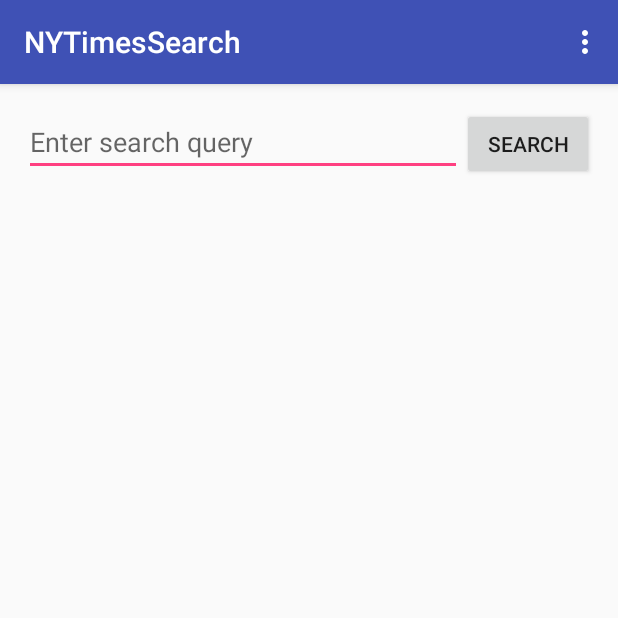
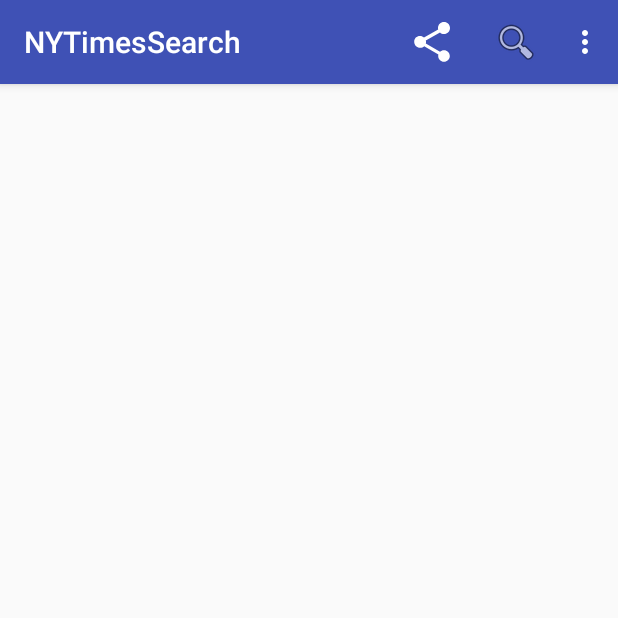
Before and after one commit to annikatsai/New-York-Times-Search, an Android app: the screen it shows after launch (SearchActivity), on a phone screen of 412 x 824 dp, the top half of it. Run offline under Robolectric (Android 15) with nearby library versions, the phone set to English and light mode, and no system bars; our stand-ins replace Picasso; libraries missing offline, so code that uses them is left out: com.loopj.android, cz.msebera.android; pictures from the network do not load.

Commit message:
Second Commit

```diff
--- a/app/build.gradle
+++ b/app/build.gradle
@@ -26,5 +26,4 @@
     compile 'com.android.support:design:23.4.0'
     compile 'com.loopj.android:android-async-http:1.4.9'
     compile 'com.squareup.picasso:picasso:2.5.2'
-    compile 'com.android.support:recyclerview-v7:23.2.1'
 }
--- a/app/src/main/java/annikatsai/nytimessearch/ArticleArrayAdapter.java
+++ b/app/src/main/java/annikatsai/nytimessearch/ArticleArrayAdapter.java
@@ -35,7 +35,7 @@
         // find the image view
         ImageView imageView = (ImageView) convertView.findViewById(R.id.ivImage);
 
-        // clear out recycled image from convertview from last time
+        // clear out recycled image from convertView from last time
         imageView.setImageResource(0);
 
         TextView tvTitle = (TextView) convertView.findViewById(R.id.tvTitle);
@@ -46,6 +46,8 @@
         String thumbnail = article.getThumbNail();
         if(!TextUtils.isEmpty(thumbnail)) {
             Picasso.with(getContext()).load(thumbnail).into(imageView);
+        } else {
+            Picasso.with(getContext()).load(R.drawable.ic_newspaper).into(imageView);
         }
 
         return convertView;
--- /dev/null
+++ b/app/src/main/java/annikatsai/nytimessearch/EndlessScrollListener.java
@@ -0,0 +1,69 @@
+package annikatsai.nytimessearch;
+
+import android.widget.AbsListView;
+
+public abstract class EndlessScrollListener implements AbsListView.OnScrollListener {
+    // The minimum number of items to have below your current scroll position
+    // before loading more.
+    private int visibleThreshold = 5;
+    // The current offset index of data you have loaded
+    private int currentPage = 0;
+    // The total number of items in the dataset after the last load
+    private int previousTotalItemCount = 0;
+    // True if we are still waiting for the last set of data to load.
+    private boolean loading = true;
+    // Sets the starting page index
+    private int startingPageIndex = 0;
+
+    public EndlessScrollListener() {
+    }
+
+    public EndlessScrollListener(int visibleThreshold) {
+        this.visibleThreshold = visibleThreshold;
+    }
+
+    public EndlessScrollListener(int visibleThreshold, int startPage) {
+        this.visibleThreshold = visibleThreshold;
+        this.startingPageIndex = startPage;
+        this.currentPage = startPage;
+    }
+
+    // This happens many times a second during a scroll, so be wary of the code you place here.
+    // We are given a few useful parameters to help us work out if we need to load some more data,
+    // but first we check if we are waiting for the previous load to finish.
+    @Override
+    public void onScroll(AbsListView view, int firstVisibleItem, int visibleItemCount, int totalItemCount)
+    {
+        // If the total item count is zero and the previous isn't, assume the
+        // list is invalidated and should be reset back to initial state
+        if (totalItemCount < previousTotalItemCount) {
+            this.currentPage = this.startingPageIndex;
+            this.previousTotalItemCount = totalItemCount;
+            if (totalItemCount == 0) { this.loading = true; }
+        }
+        // If it's still loading, we check to see if the dataset count has
+        // changed, if so we conclude it has finished loading and update the current page
+        // number and total item count.
+        if (loading && (totalItemCount > previousTotalItemCount)) {
+            loading = false;
+            previousTotalItemCount = totalItemCount;
+            currentPage++;
+        }
+
+        // If it isn't currently loading, we check to see if we have breached
+        // the visibleThreshold and need to reload more data.
+        // If we do need to reload some more data, we execute onLoadMore to fetch the data.
+        if (!loading && (firstVisibleItem + visibleItemCount + visibleThreshold) >= totalItemCount ) {
+            loading = onLoadMore(currentPage + 1, totalItemCount);
+        }
+    }
+
+    // Defines the process for actually loading more data based on page
+    // Returns true if more data is being loaded; returns false if there is no more data to load.
+    public abstract boolean onLoadMore(int page, int totalItemsCount);
+
+    @Override
+    public void onScrollStateChanged(AbsListView view, int scrollState) {
+        // Don't take any action on changed
+    }
+}
--- a/app/src/main/java/annikatsai/nytimessearch/activities/SearchActivity.java
+++ b/app/src/main/java/annikatsai/nytimessearch/activities/SearchActivity.java
@@ -2,16 +2,20 @@
 
 import android.content.Intent;
 import android.os.Bundle;
+import android.support.v4.view.MenuItemCompat;
 import android.support.v7.app.AppCompatActivity;
 import android.support.v7.widget.Toolbar;
 import android.util.Log;
 import android.view.Menu;
+import android.view.MenuInflater;
 import android.view.MenuItem;
 import android.view.View;
 import android.widget.AdapterView;
 import android.widget.Button;
 import android.widget.EditText;
 import android.widget.GridView;
+import android.support.v7.widget.SearchView;
+import android.support.v7.widget.SearchView.OnQueryTextListener;
 
 import com.loopj.android.http.AsyncHttpClient;
 import com.loopj.android.http.JsonHttpResponseHandler;
@@ -25,16 +29,19 @@
 
 import annikatsai.nytimessearch.Article;
 import annikatsai.nytimessearch.ArticleArrayAdapter;
+import annikatsai.nytimessearch.EndlessScrollListener;
 import annikatsai.nytimessearch.R;
 import cz.msebera.android.httpclient.Header;
 
 public class SearchActivity extends AppCompatActivity {
 
+//    int pageNum = 0;
     EditText etQuery;
     GridView gvResults;
     Button btnSearch;
     ArrayList<Article> articles;
     ArticleArrayAdapter adapter;
+    String searchQuery;
 
     @Override
     protected void onCreate(Bundle savedInstanceState) {
@@ -43,12 +50,58 @@
         Toolbar toolbar = (Toolbar) findViewById(R.id.toolbar);
         setSupportActionBar(toolbar);
         setUpViews();
+
+        GridView lvItems = (GridView) findViewById(R.id.gvResults);
+        // Attach the listener to the AdapterView onCreate
+        lvItems.setOnScrollListener(new EndlessScrollListener() {
+            @Override
+            public boolean onLoadMore(int page, int totalItemsCount) {
+                // Triggered only when new data needs to be appended to the list
+                // Add whatever code is needed to append new items to your AdapterView
+                customLoadMoreDataFromApi(totalItemsCount);
+                // or customLoadMoreDataFromApi(totalItemsCount);
+                return true; // ONLY if more data is actually being loaded; false otherwise.
+            }
+        });
+    }
+
+    // Append more data into the adapter
+    public void customLoadMoreDataFromApi(int offset) {
+        // This method probably sends out a network request and appends new data items to your adapter.
+        // Use the offset value and add it as a parameter to your API request to retrieve paginated data.
+        // Deserialize API response and then construct new objects to append to the adapter
+        //String query = etQuery.getText().toString();
+
+        //Toast.makeText(this, "Searching for " + query, Toast.LENGTH_SHORT).show();
+        AsyncHttpClient client = new AsyncHttpClient();
+        String url = "http://api.nytimes.com/svc/search/v2/articlesearch.json";
+
+        RequestParams params = new RequestParams();
+        params.put("api-key", "3c92f112cd9f4553b556f691624b70af");
+        params.put("page", offset);
+        params.put("q", searchQuery);
+
+        client.get(url,params, new JsonHttpResponseHandler() {
+            @Override
+            public void onSuccess(int statusCode, Header[] headers, JSONObject response) {
+                Log.d("Debug", response.toString());
+                JSONArray articleJsonResults = null;
+
+                try {
+                    articleJsonResults = response.getJSONObject("response").getJSONArray("docs");
+                    adapter.addAll(Article.fromJsonArray(articleJsonResults));
+                    Log.d("Debug", articles.toString());
+                } catch (JSONException e) {
+                    e.printStackTrace();
+                }
+            }
+        });
     }
 
     public void setUpViews() {
-        etQuery = (EditText) findViewById(R.id.etQuery);
+        //etQuery = (EditText) findViewById(R.id.etQuery);
         gvResults = (GridView) findViewById(R.id.gvResults);
-        btnSearch = (Button) findViewById(R.id.btnSearch);
+        //btnSearch = (Button) findViewById(R.id.btnSearch);
         articles = new ArrayList<>();
         adapter = new ArticleArrayAdapter(this, articles);
         gvResults.setAdapter(adapter);
@@ -72,8 +125,33 @@
     @Override
     public boolean onCreateOptionsMenu(Menu menu) {
         // Inflate the menu; this adds items to the action bar if it is present.
-        getMenuInflater().inflate(R.menu.menu_search, menu);
-        return true;
+//        getMenuInflater().inflate(R.menu.menu_search, menu);
+//        return true;
+
+        MenuInflater inflater = getMenuInflater();
+        inflater.inflate(R.menu.menu_search, menu);
+        MenuItem searchItem = menu.findItem(R.id.action_search);
+        final SearchView searchView = (SearchView) MenuItemCompat.getActionView(searchItem);
+        searchView.setOnQueryTextListener(new OnQueryTextListener() {
+            @Override
+            public boolean onQueryTextSubmit(String query) {
+                // perform query here
+                searchQuery = query;
+                onArticleSearch(query);
+                // workaround to avoid issues with some emulators and keyboard devices firing twice if a keyboard enter is used
+                // see https://code.google.com/p/android/issues/detail?id=24599
+                searchView.clearFocus();
+
+                return true;
+            }
+
+            @Override
+            public boolean onQueryTextChange(String newText) {
+                return false;
+            }
+        });
+        return super.onCreateOptionsMenu(menu);
+
     }
 
     @Override
@@ -91,10 +169,10 @@
         return super.onOptionsItemSelected(item);
     }
 
-    public void onArticleSearch(View view) {
-        String query = etQuery.getText().toString();
+    public void onArticleSearch(String query) {
+    //    String query = etQuery.getText().toString();
 
-        //Toast.makeText(this, "Searching for " + query, Toast.LENGTH_SHORT).show();
+    //Toast.makeText(this, "Searching for " + query, Toast.LENGTH_SHORT).show();
         AsyncHttpClient client = new AsyncHttpClient();
         String url = "http://api.nytimes.com/svc/search/v2/articlesearch.json";
 
@@ -110,8 +188,11 @@
                 JSONArray articleJsonResults = null;
 
                 try {
+
                     articleJsonResults = response.getJSONObject("response").getJSONArray("docs");
+                    adapter.clear();
                     adapter.addAll(Article.fromJsonArray(articleJsonResults));
+                    adapter.notifyDataSetChanged();
                     Log.d("Debug", articles.toString());
                 } catch (JSONException e) {
                     e.printStackTrace();
@@ -119,4 +200,6 @@
             }
         });
     }
+
+
 }
--- a/app/src/main/res/layout/content_search.xml
+++ b/app/src/main/res/layout/content_search.xml
@@ -12,26 +12,26 @@
     tools:context=".activities.SearchActivity"
     tools:showIn="@layout/activity_search">
 
-    <EditText
-        android:layout_width="wrap_content"
-        android:layout_height="wrap_content"
-        android:id="@+id/etQuery"
-        android:layout_alignParentTop="true"
-        android:layout_alignParentLeft="true"
-        android:layout_alignParentStart="true"
-        android:layout_toLeftOf="@+id/btnSearch"
-        android:layout_toStartOf="@+id/btnSearch"
-        android:hint="@string/hint" />
+    <!--<EditText-->
+        <!--android:layout_width="wrap_content"-->
+        <!--android:layout_height="wrap_content"-->
+        <!--android:id="@+id/etQuery"-->
+        <!--android:layout_alignParentTop="true"-->
+        <!--android:layout_alignParentLeft="true"-->
+        <!--android:layout_alignParentStart="true"-->
+        <!--android:layout_toLeftOf="@+id/btnSearch"-->
+        <!--android:layout_toStartOf="@+id/btnSearch"-->
+        <!--android:hint="@string/hint" />-->
 
-    <Button
-        android:layout_width="wrap_content"
-        android:layout_height="wrap_content"
-        android:text="@string/search"
-        android:id="@+id/btnSearch"
-        android:layout_alignParentTop="true"
-        android:layout_alignParentRight="true"
-        android:layout_alignParentEnd="true"
-        android:onClick="onArticleSearch"/>
+    <!--<Button-->
+        <!--android:layout_width="wrap_content"-->
+        <!--android:layout_height="wrap_content"-->
+        <!--android:text="@string/search"-->
+        <!--android:id="@+id/btnSearch"-->
+        <!--android:layout_alignParentTop="true"-->
+        <!--android:layout_alignParentRight="true"-->
+        <!--android:layout_alignParentEnd="true"-->
+        <!--android:onClick="onArticleSearch"/>-->
 
     <GridView
         android:layout_width="wrap_content"
--- a/app/src/main/res/menu/menu_search.xml
+++ b/app/src/main/res/menu/menu_search.xml
@@ -7,4 +7,18 @@
         android:orderInCategory="100"
         android:title="@string/action_settings"
         app:showAsAction="never" />
+
+    <item android:id="@+id/action_search"
+        android:orderInCategory="5"
+        android:title="Search"
+        android:icon="@android:drawable/ic_menu_search"
+        app:showAsAction="ifRoom|collapseActionView"
+        app:actionViewClass="android.support.v7.widget.SearchView" />
+
+    <item
+        android:id="@+id/menu_item_share"
+        app:showAsAction="ifRoom"
+        android:title="Share"
+        app:actionProviderClass="android.support.v7.widget.ShareActionProvider" />
+
 </menu>
```
Also changed, not shown: app/src/main/java/annikatsai/nytimessearch/activities/ArticleActivity.java (+26 -0 lines), app/src/main/ic_launcher-web.png (added), app/src/main/ic_newspaper-web.png (added), app/src/main/res/drawable-hdpi/ic_newspaper.png (added), app/src/main/res/drawable-mdpi/ic_newspaper.png (added), app/src/main/res/drawable-xhdpi/ic_newspaper.png (added), app/src/main/res/drawable-xxhdpi/ic_newspaper.png (added), app/src/main/res/mipmap-hdpi/ic_launcher.png, app/src/main/res/mipmap-mdpi/ic_launcher.png, app/src/main/res/mipmap-xhdpi/ic_launcher.png, app/src/main/res/mipmap-xxhdpi/ic_launcher.png, app/src/main/res/mipmap-xxxhdpi/ic_launcher.png.
